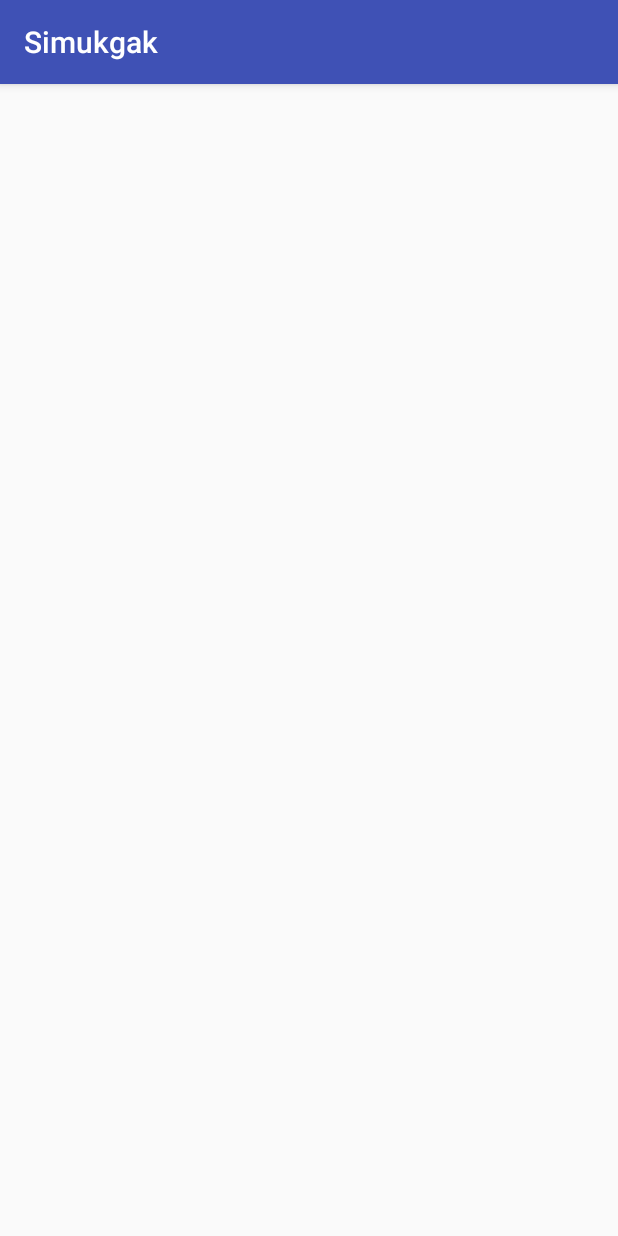
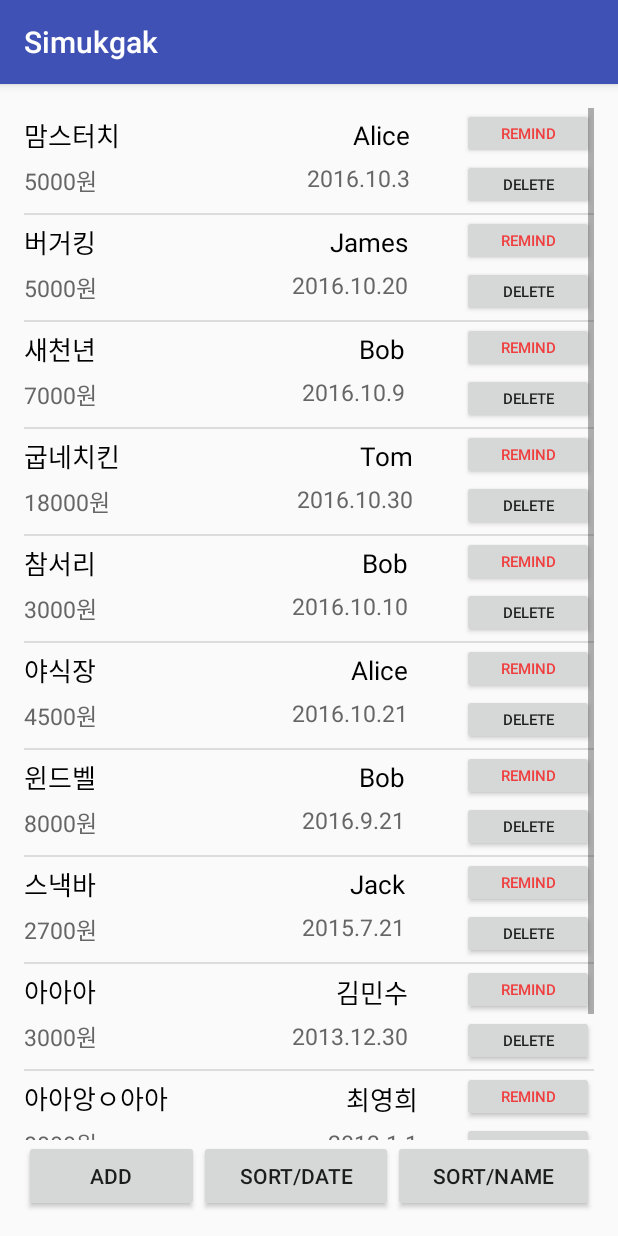
Before and after one commit to Bubbler-4/Simukgak, an Android app: the DutchPay screen opened directly, with no data from a screen before it, on a phone screen of 412 x 824 dp. Run offline under Robolectric (Android 15) with nearby library versions, the phone set to English and light mode, and no system bars.

Commit message:
Create DutchPay menu, create listview adpater, listview item

```diff
--- a/app/src/main/java/hanjo/simukgak/CustomerActivity.java
+++ b/app/src/main/java/hanjo/simukgak/CustomerActivity.java
@@ -35,5 +35,6 @@ public class CustomerActivity extends Activity {
     }
 
     public void onClickDutch(View view) {
+        startActivity(new Intent(getApplicationContext(), DutchPay.class));
     }
 }
--- a/app/src/main/java/hanjo/simukgak/DutchPay.java
+++ b/app/src/main/java/hanjo/simukgak/DutchPay.java
@@ -1,13 +1,171 @@
 package hanjo.simukgak;
 
+import android.content.DialogInterface;
+import android.content.Intent;
+import android.support.v7.app.AlertDialog;
 import android.support.v7.app.AppCompatActivity;
 import android.os.Bundle;
+import android.view.View;
+import android.widget.AdapterView;
+import android.widget.Button;
+import android.widget.ListView;
+import android.widget.Toast;
 
-public class DutchPay extends AppCompatActivity {
 
+
+public class DutchPay extends AppCompatActivity implements DutchListViewAdapter.ListBtnClickListener {
+
+    static final int REQUEST_CODE = 1;
+    final DutchListViewAdapter adapter = new DutchListViewAdapter(this, R.layout.listview_item, this);
+
+    //TODO: 로컬 데이터 저장
     @Override
     protected void onCreate(Bundle savedInstanceState) {
         super.onCreate(savedInstanceState);
         setContentView(R.layout.activity_dutch_pay);
+        final ListView listview ;
+
+        listview = (ListView) findViewById(R.id.listview1);
+        listview.setAdapter(adapter);
+
+        listview.setOnItemClickListener(new AdapterView.OnItemClickListener() {
+            @Override
+            public void onItemClick(AdapterView parent, View v, int position, long id) {
+
+            }
+        });
+
+        //default 아이템 추가. Product, Price, Name, Date
+        adapter.addItem("맘스터치", "5000", "Alice", "2016.10.03") ;
+        adapter.addItem("버거킹", "5000", "James", "2016.10.20") ;
+        adapter.addItem("새천년", "7000", "Bob", "2016.10.09") ;
+        adapter.addItem("굽네치킨", "18000", "Tom", "2016.10.30") ;
+        adapter.addItem("참서리", "3000", "Bob", "2016.10.10") ;
+        adapter.addItem("야식장", "4500", "Alice", "2016.10.21") ;
+        adapter.addItem("윈드벨", "8000", "Bob", "2016.09.21") ;
+        adapter.addItem("스낵바", "2700", "Jack", "2015.07.21") ;
+        adapter.addItem("아아아", "3000", "김민수", "2013.12.30") ;
+        adapter.addItem("아아앙ㅇ아아", "8000", "최영희", "2013.01.01") ;
+        adapter.addItem("가아아아아", "8000", "김민수", "2013.05.10") ;
+
+        Button addButton = (Button)findViewById(R.id.addSequence) ;
+        Button sortByDate = (Button)findViewById(R.id.sortByDateButton) ;
+        Button sortByName = (Button)findViewById(R.id.sortByNameButton) ;
+
+        addButton.setOnClickListener(new Button.OnClickListener() {
+            public void onClick(View v) {
+
+                //startActivityForResult(new Intent(getApplicationContext(), AddItem.class), 1);
+                //TODO: 네트워크/액티비티로 값을 받아 추가
+            }
+        }) ;
+
+
+        /*
+        listview.setOnItemClickListener(new AdapterView.OnItemClickListener() {
+            @Override
+            public void onItemClick(AdapterView parent, View v, int position, long id) {
+                // get item
+                ListViewItem item = (ListViewItem) parent.getItemAtPosition(position) ;
+
+                String titleStr = item.getTitle() ;
+                //Drawable iconDrawable = item.getIcon() ;
+                Toast.makeText(getApplicationContext(), titleStr, Toast.LENGTH_SHORT).show();
+            }
+        }) ;*/
+
+        sortByDate.setOnClickListener(new Button.OnClickListener() {
+            @Override
+            public void onClick(View v) {
+                adapter.sortItemByDate();
+            }
+        });
+
+        sortByName.setOnClickListener(new Button.OnClickListener() {
+            @Override
+            public void onClick(View v) {
+                adapter.sortItemByName();
+            }
+        });
+
+    }
+
+    @Override
+    protected void onActivityResult(int requestCode, int resultCode, Intent intent) {
+        super.onActivityResult(requestCode, resultCode, intent);
+
+        //MainActivity에서 부여한 번호표를 비교
+        if (requestCode == REQUEST_CODE) {
+
+            if (resultCode == RESULT_OK) { //세컨드 액티비티에서 이 값을 반환하는 코드가 동작 됐을때
+                String productStr = intent.getExtras().getString("product"); //인자로 구분된 값을 불러오는 행위를 하고
+                String priceStr = intent.getExtras().getString("price");
+                String nameStr = intent.getExtras().getString("name");
+                String dateStr = intent.getExtras().getString("date");
+                adapter.addItem(productStr, priceStr, nameStr, dateStr) ; //아이템 추가
+                adapter.notifyDataSetChanged(); //데이터 수정 알림
+                Toast.makeText(getApplicationContext(), "Item Added", Toast.LENGTH_SHORT).show();
+
+            }
+        }
+    }
+
+    @Override
+    public void onListBtnClick(int position, View v) {
+        switch(v.getId()) {
+            case R.id.deleteButton:
+                itemDelete(position);
+                break;
+            case R.id.askButton:
+                noticeDutch(position);
+                break;
+            default:
+                break;
+        }
+    }
+
+    public void itemDelete(final int position)
+    {
+        AlertDialog.Builder alert_confirm = new AlertDialog.Builder(DutchPay.this);
+        alert_confirm.setMessage("내역을 삭제하시겠습니까?").setCancelable(false).setPositiveButton("확인",
+                new DialogInterface.OnClickListener() {
+                    @Override
+                    public void onClick(DialogInterface dialog, int which) {
+                        adapter.deleteItem(position);
+                        adapter.notifyDataSetChanged();
+                        Toast.makeText(getApplicationContext(), "Item deleted", Toast.LENGTH_SHORT).show();
+                    }
+                }).setNegativeButton("취소",
+                new DialogInterface.OnClickListener() {
+                    @Override
+                    public void onClick(DialogInterface dialog, int which) {
+                        // 'No'
+                        return;
+                    }
+                });
+        AlertDialog alert = alert_confirm.create();
+        alert.show();
+    }
+    //TODO: 한꺼번에 삭제 기능
+
+    public void noticeDutch(final int position)
+    {
+        AlertDialog.Builder alert_confirm = new AlertDialog.Builder(DutchPay.this);
+        alert_confirm.setMessage(adapter.getName(position) + "에게 " + adapter.getTotalPrice(position) + "원을 요청하시겠습니까?").setCancelable(false).setPositiveButton("확인",
+                new DialogInterface.OnClickListener() {
+                    @Override
+                    public void onClick(DialogInterface dialog, int which) {
+                        Toast.makeText(getApplicationContext(), adapter.getName(position) + ": " + adapter.getTotalPrice(position), Toast.LENGTH_SHORT).show();
+                        //TODO: 네트워크로 메시지 전송
+                    }
+                }).setNegativeButton("취소",
+                new DialogInterface.OnClickListener() {
+                    @Override
+                    public void onClick(DialogInterface dialog, int which) {
+                        return;
+                    }
+                });
+        AlertDialog alert = alert_confirm.create();
+        alert.show();
     }
 }
--- a/app/src/main/res/layout/activity_dutch_pay.xml
+++ b/app/src/main/res/layout/activity_dutch_pay.xml
@@ -1,13 +1,49 @@
 <?xml version="1.0" encoding="utf-8"?>
-<RelativeLayout xmlns:android="http://schemas.android.com/apk/res/android"
+<LinearLayout xmlns:android="http://schemas.android.com/apk/res/android"
     xmlns:tools="http://schemas.android.com/tools"
-    android:id="@+id/activity_dutch_pay"
+    android:id="@+id/activity_main"
     android:layout_width="match_parent"
     android:layout_height="match_parent"
     android:paddingBottom="@dimen/activity_vertical_margin"
     android:paddingLeft="@dimen/activity_horizontal_margin"
     android:paddingRight="@dimen/activity_horizontal_margin"
     android:paddingTop="@dimen/activity_vertical_margin"
-    tools:context="hanjo.simukgak.DutchPay">
+    tools:context=".DutchPay"
+    android:orientation="vertical">
 
-</RelativeLayout>
+    <ListView
+        android:id="@+id/listview1"
+        android:layout_width="match_parent"
+        android:layout_height="wrap_content"
+        android:layout_weight="1"
+        android:choiceMode="singleChoice" />
+
+    <LinearLayout
+        android:layout_width="match_parent"
+        android:layout_height="wrap_content"
+        android:orientation="horizontal">
+
+        <Button
+            android:id="@+id/addSequence"
+            android:layout_width="wrap_content"
+            android:layout_height="wrap_content"
+            android:layout_weight="1"
+            android:text="Add" />
+
+        <Button
+            android:id="@+id/sortByDateButton"
+            android:layout_width="wrap_content"
+            android:layout_height="wrap_content"
+            android:layout_weight="1"
+            android:text="Sort/Date" />
+
+        <Button
+            android:id="@+id/sortByNameButton"
+            android:layout_width="wrap_content"
+            android:layout_height="wrap_content"
+            android:layout_weight="1"
+            android:text="Sort/Name" />
+
+    </LinearLayout>
+
+</LinearLayout>
```
